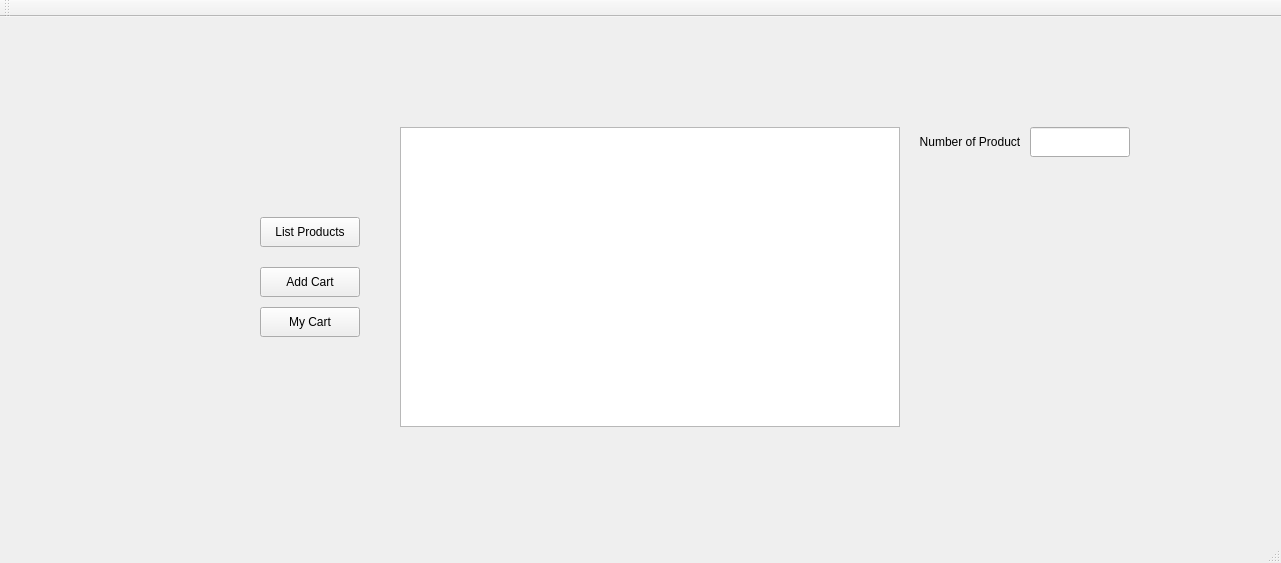
The window that Cart/mainwindow.ui (YunusEmreAlps/Cart_Widget_App) describes before a commit, drawn with Qt 5.
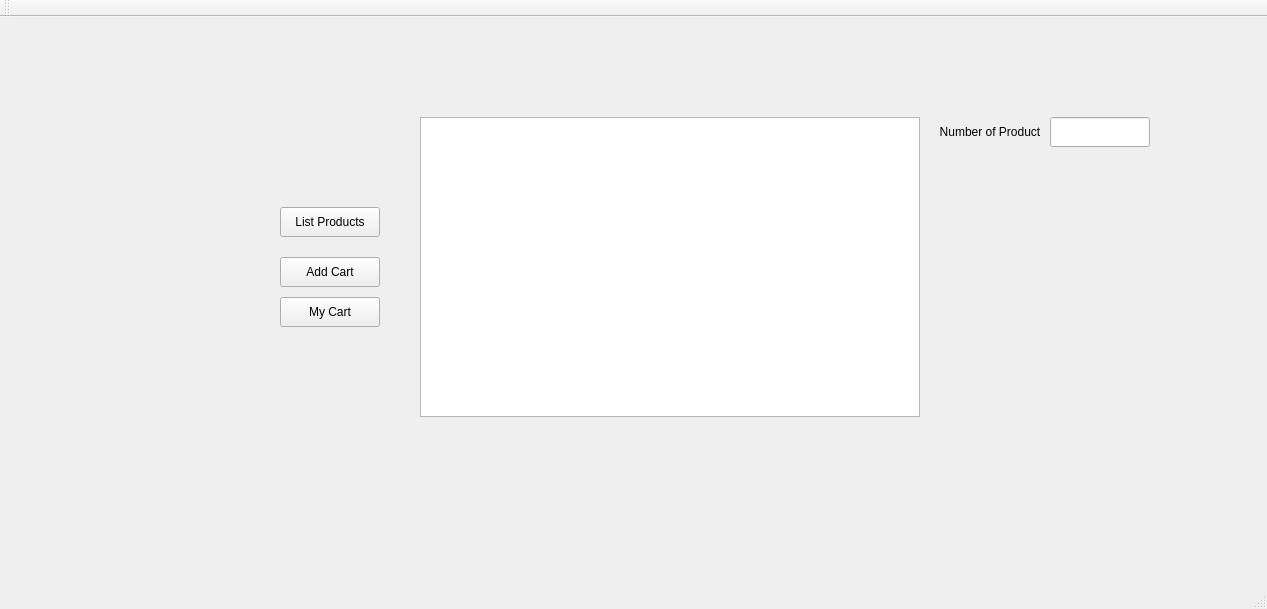
The same window after the commit.

Patch:
```diff
--- a/Cart/mainwindow.ui
+++ b/Cart/mainwindow.ui
@@ -6,78 +6,29 @@
    <rect>
     <x>0</x>
     <y>0</y>
-    <width>1281</width>
-    <height>563</height>
+    <width>1267</width>
+    <height>609</height>
    </rect>
   </property>
   <property name="windowTitle">
    <string>MainWindow</string>
   </property>
   <widget class="QWidget" name="centralWidget">
-   <widget class="QPushButton" name="add">
-    <property name="geometry">
-     <rect>
-      <x>260</x>
-      <y>250</y>
-      <width>100</width>
-      <height>30</height>
-     </rect>
-    </property>
-    <property name="text">
-     <string>Add Cart</string>
-    </property>
-   </widget>
-   <widget class="QPushButton" name="list_info">
-    <property name="geometry">
-     <rect>
-      <x>260</x>
-      <y>200</y>
-      <width>100</width>
-      <height>30</height>
-     </rect>
-    </property>
-    <property name="text">
-     <string>List Products</string>
-    </property>
-   </widget>
-   <widget class="QPushButton" name="Box">
-    <property name="geometry">
-     <rect>
-      <x>260</x>
-      <y>290</y>
-      <width>100</width>
-      <height>30</height>
-     </rect>
-    </property>
-    <property name="text">
-     <string>My Cart</string>
-    </property>
-   </widget>
    <widget class="QTableView" name="tableView">
     <property name="geometry">
      <rect>
-      <x>400</x>
-      <y>110</y>
+      <x>420</x>
+      <y>100</y>
       <width>500</width>
       <height>300</height>
      </rect>
     </property>
    </widget>
-   <widget class="QLineEdit" name="Adet">
-    <property name="geometry">
-     <rect>
-      <x>1030</x>
-      <y>110</y>
-      <width>100</width>
-      <height>30</height>
-     </rect>
-    </property>
-   </widget>
    <widget class="QLabel" name="label">
     <property name="geometry">
      <rect>
-      <x>920</x>
-      <y>110</y>
+      <x>940</x>
+      <y>100</y>
       <width>100</width>
       <height>30</height>
      </rect>
@@ -89,6 +40,55 @@
      <set>Qt::AlignCenter</set>
     </property>
    </widget>
+   <widget class="QPushButton" name="list_info">
+    <property name="geometry">
+     <rect>
+      <x>280</x>
+      <y>190</y>
+      <width>100</width>
+      <height>30</height>
+     </rect>
+    </property>
+    <property name="text">
+     <string>List Products</string>
+    </property>
+   </widget>
+   <widget class="QPushButton" name="add">
+    <property name="geometry">
+     <rect>
+      <x>280</x>
+      <y>240</y>
+      <width>100</width>
+      <height>30</height>
+     </rect>
+    </property>
+    <property name="text">
+     <string>Add Cart</string>
+    </property>
+   </widget>
+   <widget class="QPushButton" name="Box">
+    <property name="geometry">
+     <rect>
+      <x>280</x>
+      <y>280</y>
+      <width>100</width>
+      <height>30</height>
+     </rect>
+    </property>
+    <property name="text">
+     <string>My Cart</string>
+    </property>
+   </widget>
+   <widget class="QLineEdit" name="Adet">
+    <property name="geometry">
+     <rect>
+      <x>1050</x>
+      <y>100</y>
+      <width>100</width>
+      <height>30</height>
+     </rect>
+    </property>
+   </widget>
   </widget>
   <widget class="QMenuBar" name="menuBar">
    <property name="geometry">
```
Left out of the diff: 2 changed lines with no effect on the pictures.
